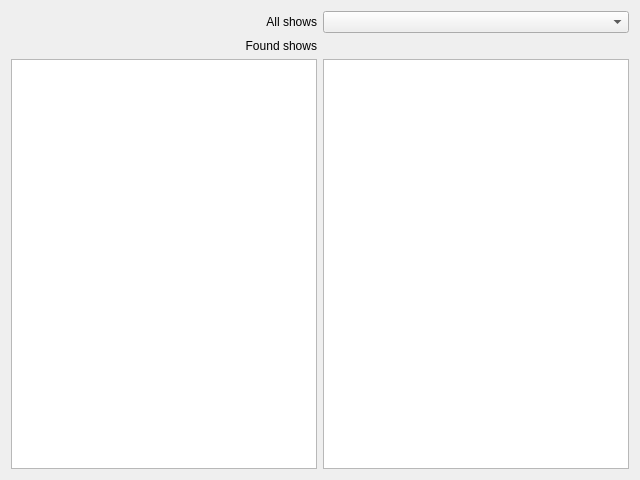
Above: KEpShow.ui from belkiss/KEpShow before the change. Below: the same form after it.
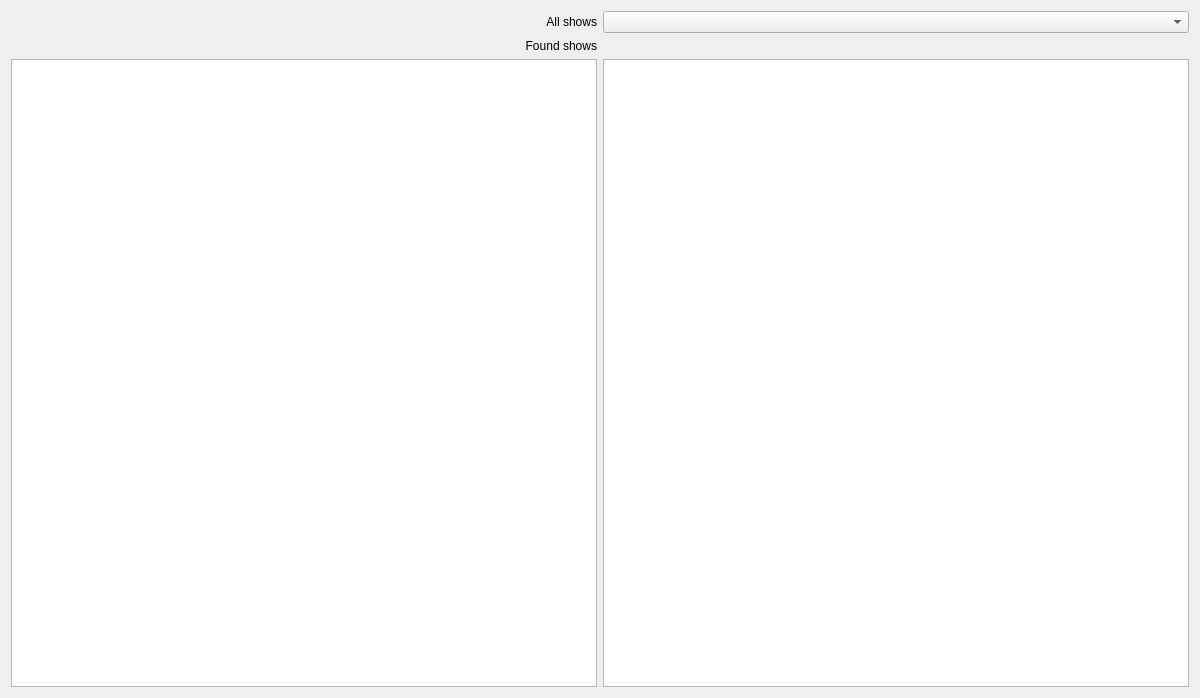
That is the form after the change.

Commit message: Parse CSV from epguides in TV-Maze format.

```diff
--- a/KEpShow.ui
+++ b/KEpShow.ui
@@ -6,8 +6,8 @@
    <rect>
     <x>0</x>
     <y>0</y>
-    <width>640</width>
-    <height>480</height>
+    <width>1200</width>
+    <height>698</height>
    </rect>
   </property>
   <property name="windowTitle">
```
The commit also changes 1 other file.
